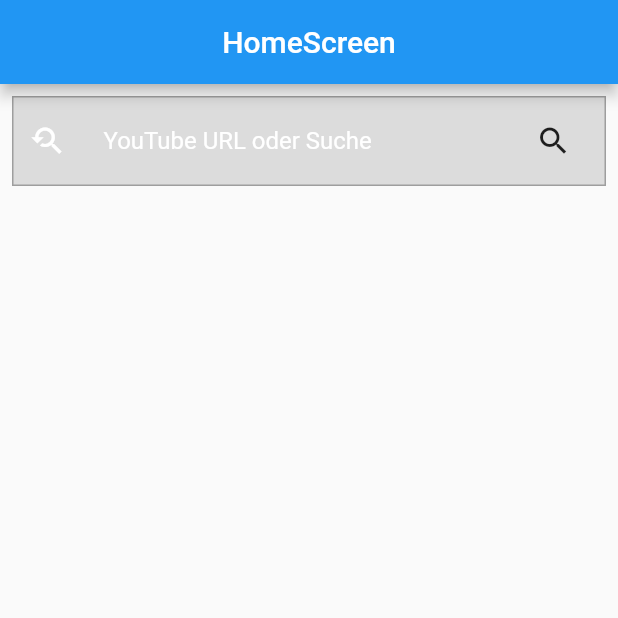
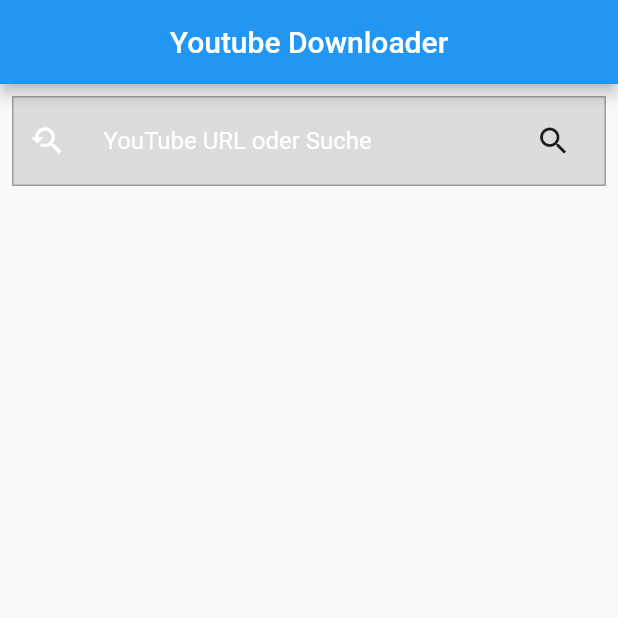
Before and after one commit to CodeNinjaGuy/youtube_downloader, a Flutter app: the screen it shows after launch, on a phone screen of 412 x 824 dp, the top half of it. Run offline on Flutter 3.47's test engine with Material 2 defaults, Android fonts, the phone set to English and light mode, and no system bars; our stand-ins replace get, group_radio_button; missing offline and left inert: filesystem_picker, youtube_api, youtube_explode_dart.

Commit message:
added screenshot

```diff
--- a/lib/main.dart
+++ b/lib/main.dart
@@ -17,6 +17,7 @@
   @override
   Widget build(BuildContext context) {
     return GetMaterialApp(
+      debugShowCheckedModeBanner: false,
       initialRoute: initialRoute,
       getPages: Nav.routes,
     );
--- a/lib/presentation/home/home.screen.dart
+++ b/lib/presentation/home/home.screen.dart
@@ -15,7 +15,7 @@
   Widget build(BuildContext context) {
     return Scaffold(
         appBar: AppBar(
-          title: const Text('HomeScreen'),
+          title: const Text('Youtube Downloader'),
           centerTitle: true,
         ),
         body: SingleChildScrollView(
```
Also changed, not shown: 1 other file.
